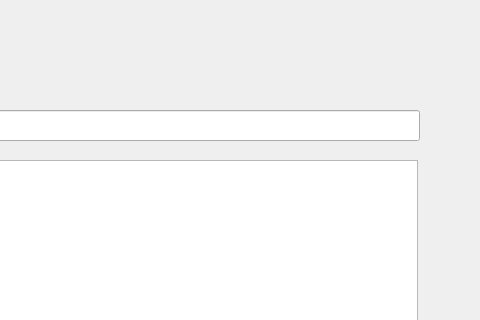
The window that player.ui (toastu08/yt2mp3) describes before a commit, drawn with Qt 5; both pictures show x 203 to 683 and y 0 to 320 of the 683 by 671 pixel window.
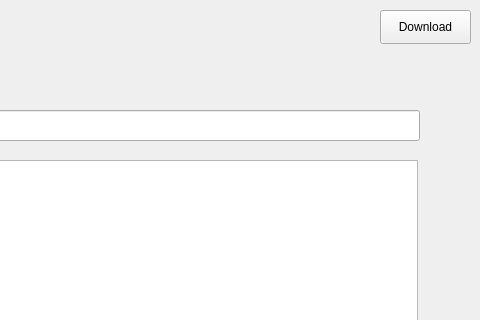
The same window after the commit.

Commit message: linked player to downloader

Diff of the .ui file:
```diff
--- a/player.ui
+++ b/player.ui
@@ -118,6 +118,19 @@
      <string>Select Source</string>
     </property>
    </widget>
+   <widget class="QPushButton" name="download_button">
+    <property name="geometry">
+     <rect>
+      <x>583</x>
+      <y>10</y>
+      <width>91</width>
+      <height>34</height>
+     </rect>
+    </property>
+    <property name="text">
+     <string>Download</string>
+    </property>
+   </widget>
   </widget>
   <widget class="QMenuBar" name="menubar">
    <property name="geometry">
```
Left out of the diff: 2 changed lines with no effect on the pictures. The commit also changes 6 other files.
